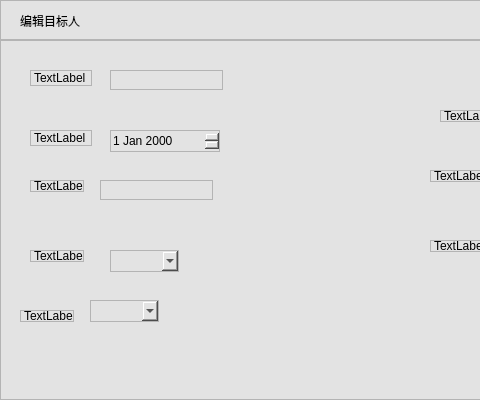
Before: the Qt Designer form UIModule/addtargetperson.ui in zhangjianscc/ZMClient, drawn with Qt 5; both pictures show x 0 to 480 and y 0 to 400 of the 800 by 400 pixel window.
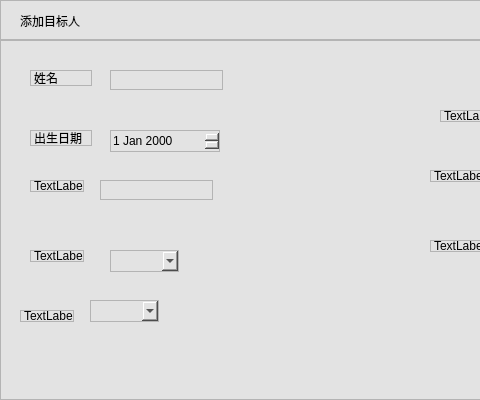
After: the same form once the commit is applied. Icons and pictures are not drawn.

```diff
--- a/UIModule/addtargetperson.ui
+++ b/UIModule/addtargetperson.ui
@@ -61,7 +61,7 @@
 border:none</string>
       </property>
       <property name="text">
-       <string>编辑目标人</string>
+       <string>添加目标人</string>
       </property>
      </widget>
      <widget class="QPushButton" name="pushButton">
@@ -94,7 +94,7 @@
        </rect>
       </property>
       <property name="text">
-       <string>TextLabel</string>
+       <string>出生日期</string>
       </property>
      </widget>
      <widget class="QLabel" name="label_3">
@@ -107,7 +107,7 @@
        </rect>
       </property>
       <property name="text">
-       <string>TextLabel</string>
+       <string>姓名</string>
       </property>
      </widget>
      <widget class="QLabel" name="label_4">
```
